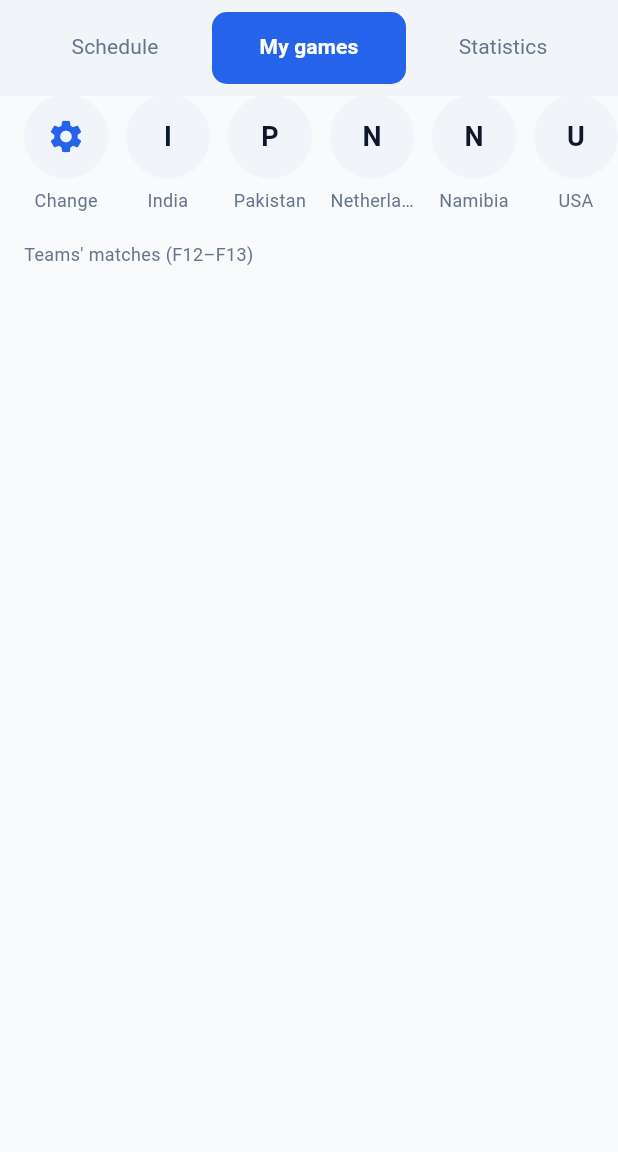
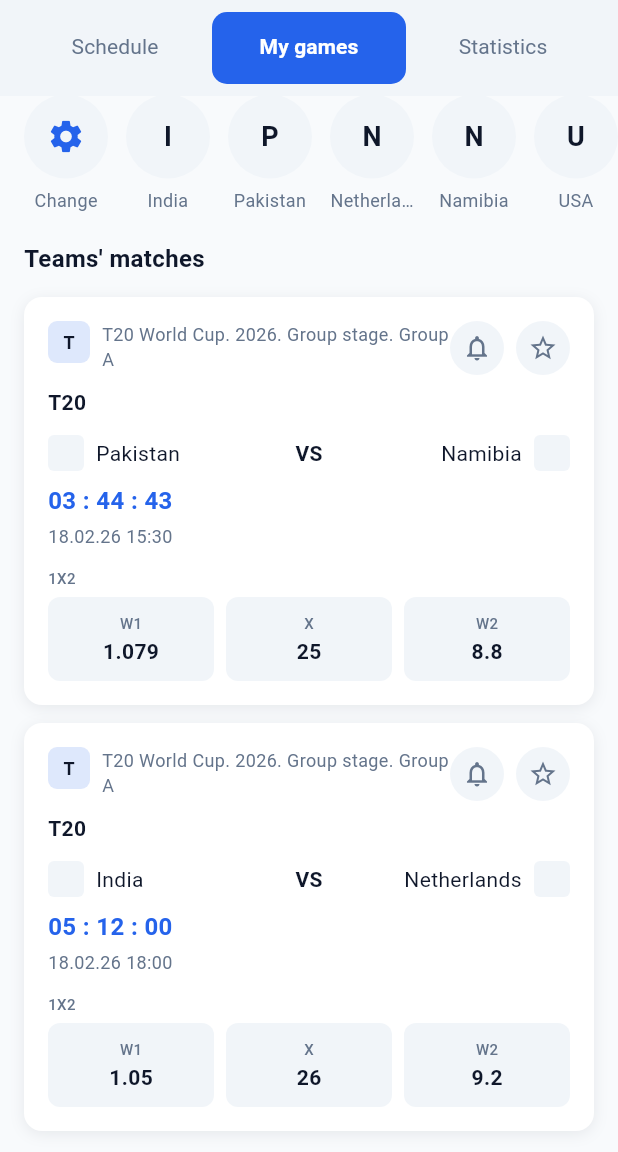
Before and after one commit to SaeefMinhaz/flutter_complex_ui_guide, a Flutter app: the screen it shows after launch, tab 2 chosen, scrolled down 284 dp, on a phone screen of 412 x 824 dp, the part 84-1236 px from its top. Run offline on Flutter 3.47's test engine with Material 3 defaults, Android fonts, the phone set to English and light mode, and no system bars; our stand-ins replace equatable, flutter_bloc.

Commit message:
feat(my games): Teams matches section reusing event card implemented

```diff
--- a/lib/features/my_games/presentation/my_games_page.dart
+++ b/lib/features/my_games/presentation/my_games_page.dart
@@ -1,10 +1,12 @@
 import 'package:flutter/material.dart';
 
 import '../../../core/theme/theme.dart';
+import '../../../core/widgets/widgets.dart';
+import '../../schedule/presentation/widgets/pre_match_event_card.dart';
 import 'widgets/my_bets_row.dart';
 import 'widgets/my_teams_carousel.dart';
 
-/// My games tab content. My Bets (F10), My Teams (F11), Teams Match in F12–F13.
+/// My games tab content. My Bets (F10), My Teams (F11), Teams' matches (F12–F13).
 class MyGamesPage extends StatelessWidget {
   const MyGamesPage({super.key});
 
@@ -20,7 +22,7 @@
   Widget build(BuildContext context) {
     return CustomScrollView(
       slivers: [
-        SliverToBoxAdapter(
+        const SliverToBoxAdapter(
           child: MyBetsRow(),
         ),
         SliverToBoxAdapter(
@@ -33,16 +35,49 @@
             },
           ),
         ),
-        SliverToBoxAdapter(
-          child: Padding(
-            padding: const EdgeInsets.all(16),
-            child: Text(
-              'Teams\' matches (F12–F13)',
-              style: AppTextStyles.bodySmall,
-            ),
+        const SliverToBoxAdapter(
+          child: SectionHeader(title: "Teams' matches"),
+        ),
+        SliverList(
+          delegate: SliverChildListDelegate(
+            [
+              PreMatchEventCard(
+                competitionText: "T20 World Cup. 2026. Group stage. Group A",
+                team1Name: 'Pakistan',
+                team2Name: 'Namibia',
+                countdownText: '03 : 44 : 43',
+                dateTimeText: '18.02.26 15:30',
+                team1Leading: _flagPlaceholder(),
+                team2Leading: _flagPlaceholder(),
+                w1Value: '1.079',
+                xValue: '25',
+                w2Value: '8.8',
+              ),
+              PreMatchEventCard(
+                competitionText: "T20 World Cup. 2026. Group stage. Group A",
+                team1Name: 'India',
+                team2Name: 'Netherlands',
+                countdownText: '05 : 12 : 00',
+                dateTimeText: '18.02.26 18:00',
+                team1Leading: _flagPlaceholder(),
+                team2Leading: _flagPlaceholder(),
+                w1Value: '1.05',
+                xValue: '26',
+                w2Value: '9.2',
+              ),
+            ],
           ),
         ),
       ],
     );
   }
 }
+
+Widget _flagPlaceholder() => Container(
+      width: 24,
+      height: 24,
+      decoration: BoxDecoration(
+        color: AppColors.surface,
+        borderRadius: BorderRadius.circular(4),
+      ),
+    );
```
